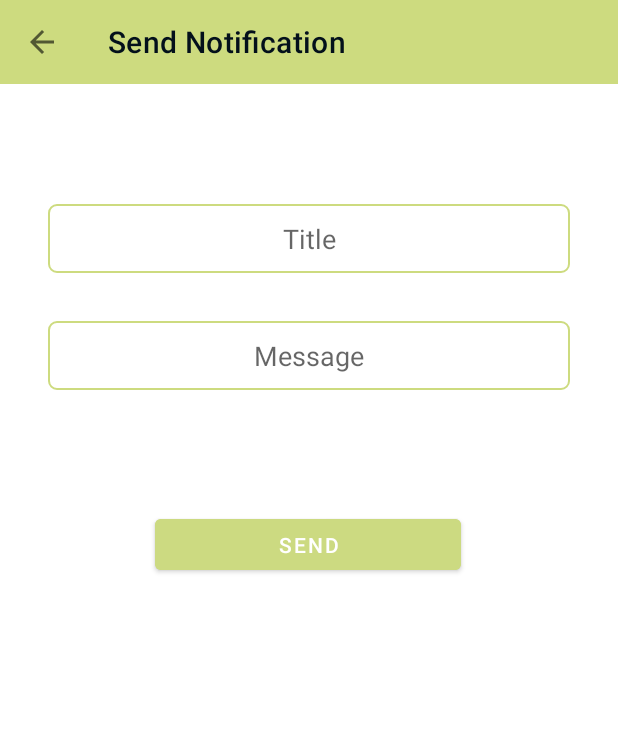
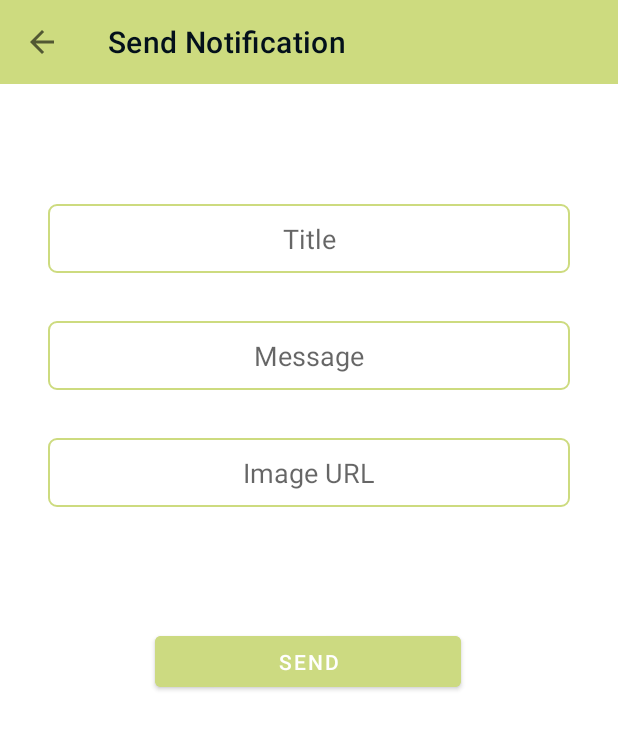
Before and after one commit to sayem499/CSE499-Group05-VenueReservationAndroidApp, an Android app: the NotificationSenderActivity screen opened directly, with no data from a screen before it, after a tap on "SEND", on a phone screen of 412 x 824 dp. Shown: the top 729 px of the screen. Run offline under Robolectric (Android 15) with nearby library versions, the phone set to English and light mode, and no system bars.

Commit message:
#15 Implemented User Notification With Image

```diff
--- a/ReserverApp/app/src/main/java/com/reservation/app/datasource/FcmNotificationsSender.java
+++ b/ReserverApp/app/src/main/java/com/reservation/app/datasource/FcmNotificationsSender.java
@@ -2,6 +2,7 @@ package com.reservation.app.datasource;
 
 import android.app.Activity;
 import android.content.Context;
+import android.net.Uri;
 
 import com.android.volley.AuthFailureError;
 import com.android.volley.Request;
@@ -23,6 +24,7 @@ public class FcmNotificationsSender {
     String userFcmToken;
     String title;
     String body;
+    String image;
     Context mContext;
     Activity mActivity;
 
@@ -31,10 +33,11 @@ public class FcmNotificationsSender {
     private final String fcmServerKey = "AAAAndCbZlI:APA91bGM2vI9O6wbxuxhPekUwmKf5yeo026JCm7EmWQCtgcPTP79Gx3Qm2GRRpPpcH1tsHa9pBSs0ukRIwqg98noA455AqRPbg_5rzXg1GmeAoEchIYMtAGX_q845rQccwHJgKiNtsGw";
 
 
-    public FcmNotificationsSender(String userFcmToken, String title, String body, Context mContext, Activity mActivity) {
+    public FcmNotificationsSender(String userFcmToken, String title, String body, String image, Context mContext, Activity mActivity) {
         this.userFcmToken = userFcmToken;
         this.title = title;
         this.body = body;
+        this.image = image;
         this.mContext = mContext;
         this.mActivity = mActivity;
     }
@@ -49,6 +52,7 @@ public class FcmNotificationsSender {
             JSONObject notifyObject = new JSONObject();
             notifyObject.put("title", title);
             notifyObject.put("body", body);
+            notifyObject.put("image",image);
             notifyObject.put("icon", R.drawable.ic_baseline_notifications_active_24);
 
             mainObj.put("notification", notifyObject);
--- a/ReserverApp/app/src/main/java/com/reservation/app/ui/NotificationSenderActivity.java
+++ b/ReserverApp/app/src/main/java/com/reservation/app/ui/NotificationSenderActivity.java
@@ -3,16 +3,11 @@ package com.reservation.app.ui;
 import androidx.appcompat.app.AppCompatActivity;
 
 import android.os.Bundle;
-import android.support.annotation.NonNull;
 import android.view.View;
 import android.widget.Button;
 import android.widget.EditText;
 import android.widget.Toast;
 
-import com.google.android.gms.tasks.OnCompleteListener;
-import com.google.android.gms.tasks.Task;
-import com.google.firebase.messaging.FirebaseMessaging;
-import com.reservation.app.MainActivity;
 import com.reservation.app.R;
 import com.reservation.app.datasource.FcmNotificationsSender;
 
@@ -21,7 +16,7 @@ import java.util.Objects;
 public class NotificationSenderActivity extends AppCompatActivity {
 
     private androidx.appcompat.widget.Toolbar toolbar;
-    private EditText notificationTitle,notificationMessage;
+    private EditText notificationTitle,notificationMessage,notificationImageUrl;
     private Button notificationSend;
 
     @Override
@@ -35,17 +30,18 @@ public class NotificationSenderActivity extends AppCompatActivity {
 
         notificationTitle = findViewById(R.id.notificationTitle_editText);
         notificationMessage = findViewById(R.id.notificationMessage_editText);
+        notificationImageUrl = findViewById(R.id.notificationImageUrl_editText);
         notificationSend = findViewById(R.id.notificationSend_button);
 
         notificationSend.setOnClickListener(new View.OnClickListener() {
             @Override
             public void onClick(View view) {
 
-                if(!notificationTitle.getText().toString().isEmpty() && !notificationMessage.getText().toString().isEmpty()){
+                if(!notificationTitle.getText().toString().isEmpty() && !notificationMessage.getText().toString().isEmpty() && !notificationImageUrl.getText().toString().isEmpty()){
 
                     FcmNotificationsSender notificationsSender =
                             new FcmNotificationsSender("/topics/notify",notificationTitle.getText().toString()
-                                    ,notificationMessage.getText().toString(),getApplicationContext(),NotificationSenderActivity.this);
+                                    ,notificationMessage.getText().toString(),notificationImageUrl.getText().toString(),getApplicationContext(),NotificationSenderActivity.this);
 
                     notificationsSender.SendNotifications();
 
--- a/ReserverApp/app/src/main/res/layout/activity_notification_sender.xml
+++ b/ReserverApp/app/src/main/res/layout/activity_notification_sender.xml
@@ -39,6 +39,23 @@
         app:layout_constraintTop_toBottomOf="@+id/notification_sender_toolbar" />
 
     <EditText
+        android:id="@+id/notificationImageUrl_editText"
+        android:layout_width="348dp"
+        android:layout_height="46dp"
+        android:layout_marginStart="32dp"
+        android:layout_marginTop="32dp"
+        android:layout_marginEnd="32dp"
+        android:background="@drawable/edittext_design"
+        android:ems="10"
+        android:hint="Image URL"
+        android:inputType="textLongMessage"
+        android:textAlignment="center"
+        app:layout_constraintEnd_toEndOf="parent"
+        app:layout_constraintHorizontal_bias="0.015"
+        app:layout_constraintStart_toStartOf="parent"
+        app:layout_constraintTop_toBottomOf="@+id/notificationMessage_editText" />
+
+    <EditText
         android:id="@+id/notificationMessage_editText"
         android:layout_width="348dp"
         android:layout_height="46dp"
@@ -65,6 +82,6 @@
         app:layout_constraintEnd_toEndOf="parent"
         app:layout_constraintHorizontal_bias="0.498"
         app:layout_constraintStart_toStartOf="parent"
-        app:layout_constraintTop_toBottomOf="@+id/notificationMessage_editText" />
+        app:layout_constraintTop_toBottomOf="@+id/notificationImageUrl_editText" />
 
 </androidx.constraintlayout.widget.ConstraintLayout>
```
Also changed, not shown: ReserverApp/app/src/main/java/com/reservation/app/datasource/MyFirebaseMessagingService.java (+32 -5 lines).
